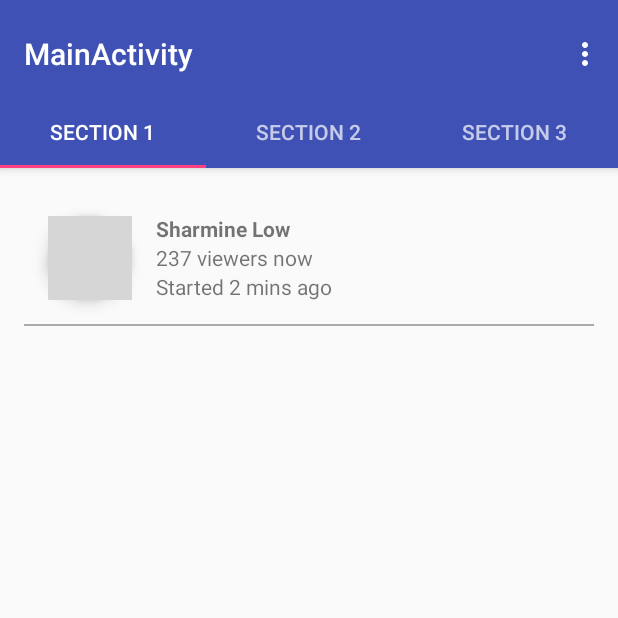
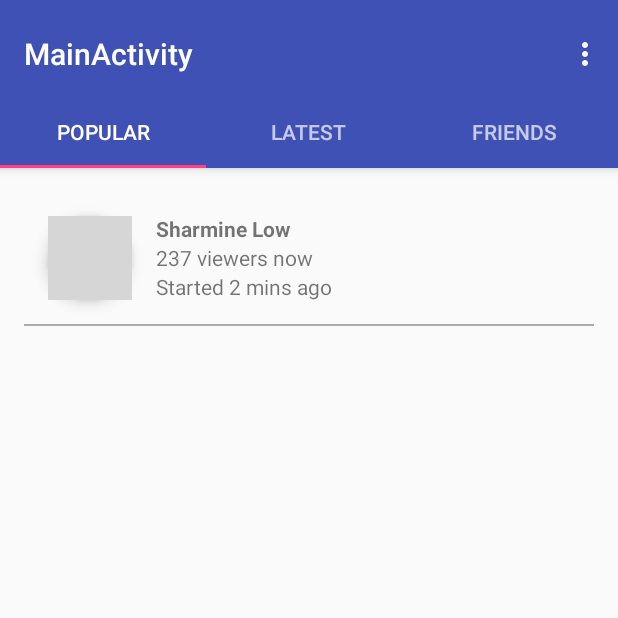
Before and after one commit to nus-mtp/worldscope, an Android app: the MainActivity screen opened directly, with no data from a screen before it, on a phone screen of 412 x 824 dp, the top half of it. Run offline under Robolectric (Android 15) with nearby library versions, the phone set to English and light mode, and no system bars; grey boxes are pictures that could not be loaded.

Commit message:
Changed tabs header in MainActivity to the same one as the mock up

```diff
--- a/client/android/WorldScope/app/src/main/java/com/litmus/worldscope/MainActivity.java
+++ b/client/android/WorldScope/app/src/main/java/com/litmus/worldscope/MainActivity.java
@@ -128,11 +128,11 @@ public class MainActivity extends AppCompatActivity {
         public CharSequence getPageTitle(int position) {
             switch (position) {
                 case 0:
-                    return "SECTION 1";
+                    return "Popular";
                 case 1:
-                    return "SECTION 2";
+                    return "Latest";
                 case 2:
-                    return "SECTION 3";
+                    return "Friends";
             }
             return null;
         }
```
